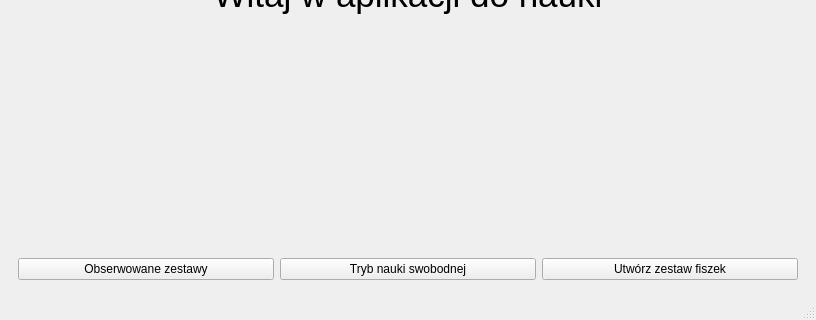
Michalmo12345/FlashcardQTApp, file src/qt_ui/mainwindow.ui: the form before one commit; both pictures show x 0 to 816 and y 298 to 618 of the 816 by 618 pixel window.
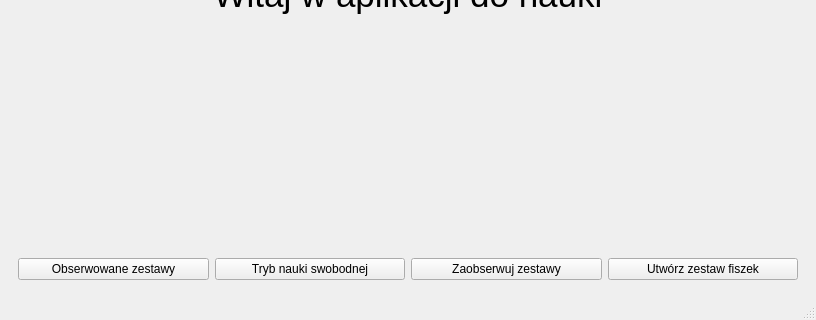
The form after the commit. The open tabs and pages were chosen to show the change.

```diff
--- a/src/qt_ui/mainwindow.ui
+++ b/src/qt_ui/mainwindow.ui
@@ -64,6 +64,13 @@
               </property>
              </widget>
             </item>
+            <item>
+             <widget class="QPushButton" name="observeSetButton">
+              <property name="text">
+               <string>Zaobserwuj zestawy</string>
+              </property>
+             </widget>
+            </item>
             <item>
              <widget class="QPushButton" name="pushContinueButton">
               <property name="layoutDirection">
```
Left out of the diff: 8 changed lines with no effect on the pictures.
